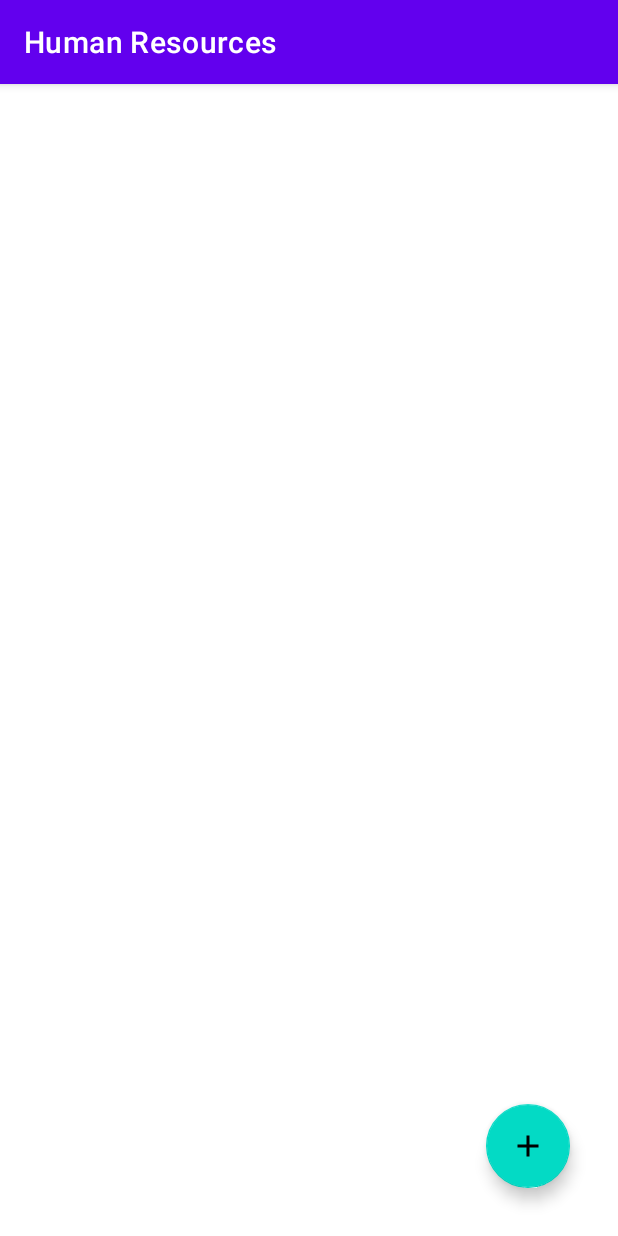
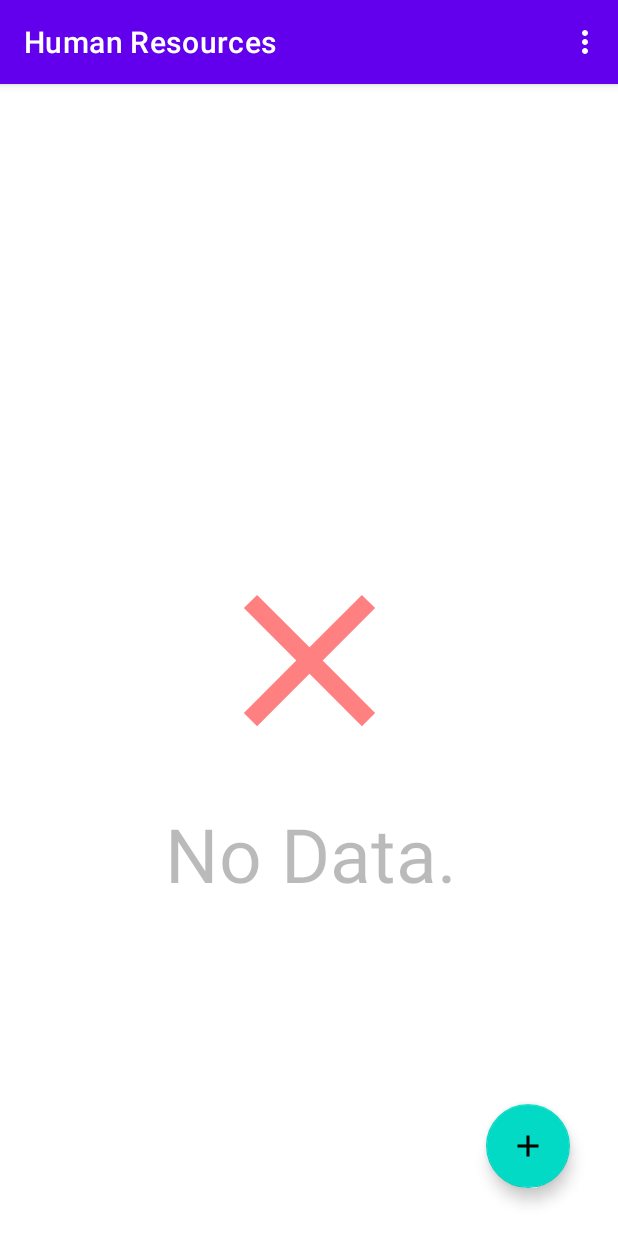
Before and after one commit to 7710407/HumanResources, an Android app: the screen it shows after launch (MainActivity), on a phone screen of 412 x 824 dp. Run offline under Robolectric (Android 15) with nearby library versions, the phone set to English and light mode, and no system bars.

Commit message:
Delete and Delete all functionality were added.

```diff
--- a/app/src/main/AndroidManifest.xml
+++ b/app/src/main/AndroidManifest.xml
@@ -11,7 +11,8 @@
         android:theme="@style/Theme.HumanResources">
         <activity
             android:name=".UpdateActivity"
-            android:exported="false" />
+            android:exported="false"
+            android:parentActivityName=".MainActivity" />
         <activity
             android:name=".AddActivity"
             android:label="Add employee"
--- a/app/src/main/java/com/davtyan/humanresources/CustomAdapter.java
+++ b/app/src/main/java/com/davtyan/humanresources/CustomAdapter.java
@@ -6,6 +6,8 @@ import android.content.Intent;
 import android.view.LayoutInflater;
 import android.view.View;
 import android.view.ViewGroup;
+import android.view.animation.Animation;
+import android.view.animation.AnimationUtils;
 import android.widget.LinearLayout;
 import android.widget.TextView;
 
@@ -19,6 +21,8 @@ public class CustomAdapter extends RecyclerView.Adapter<CustomAdapter.MyViewHold
     private Context context;
     Activity activity;
     private ArrayList<Employee> employees;
+
+    Animation animation;
 
     CustomAdapter(Activity activity, Context context, ArrayList employees) {
         this.activity = activity;
@@ -73,6 +77,8 @@ public class CustomAdapter extends RecyclerView.Adapter<CustomAdapter.MyViewHold
             tvDivision = itemView.findViewById(R.id.tvDivision);
             tvSalary = itemView.findViewById(R.id.tvSalary);
             mainLayout = itemView.findViewById(R.id.mainLayout);
+            animation = AnimationUtils.loadAnimation(context, R.anim.translate_anim);
+            mainLayout.setAnimation(animation);
         }
     }
 }
--- a/app/src/main/java/com/davtyan/humanresources/MainActivity.java
+++ b/app/src/main/java/com/davtyan/humanresources/MainActivity.java
@@ -1,15 +1,22 @@
 package com.davtyan.humanresources;
 
 import androidx.annotation.Nullable;
+import androidx.appcompat.app.AlertDialog;
 import androidx.appcompat.app.AppCompatActivity;
 import androidx.recyclerview.widget.LinearLayoutManager;
 import androidx.recyclerview.widget.RecyclerView;
 
+import android.content.DialogInterface;
 import android.content.Intent;
 import android.database.Cursor;
 import android.os.Bundle;
 import android.preference.PreferenceManager;
+import android.view.Menu;
+import android.view.MenuInflater;
+import android.view.MenuItem;
 import android.view.View;
+import android.widget.ImageView;
+import android.widget.TextView;
 import android.widget.Toast;
 
 import com.google.android.material.floatingactionbutton.FloatingActionButton;
@@ -20,6 +27,8 @@ import java.util.List;
 public class MainActivity extends AppCompatActivity {
 
     RecyclerView rvPeople;
+    ImageView ivNoData;
+    TextView tvNoData;
     FloatingActionButton btnAdd;
     DBHelper dbHelper;
     ArrayList<Employee> employees;
@@ -31,7 +40,8 @@ public class MainActivity extends AppCompatActivity {
         setContentView(R.layout.activity_main);
 
         rvPeople = findViewById(R.id.rvPeople);
-
+        ivNoData = findViewById(R.id.ivNoData);
+        tvNoData = findViewById(R.id.tvNoData);
         btnAdd = findViewById(R.id.btnAdd);
         btnAdd.setOnClickListener(new View.OnClickListener() {
             @Override
@@ -62,7 +72,8 @@ public class MainActivity extends AppCompatActivity {
     void fetchData() {
         Cursor cursor = dbHelper.fetchData();
         if(cursor.getCount() == 0) {
-            Toast.makeText(this, "No data.", Toast.LENGTH_SHORT).show();
+            ivNoData.setVisibility(View.VISIBLE);
+            tvNoData.setVisibility(View.VISIBLE);
         } else {
             while (cursor.moveToNext()) {
                 Employee employee = new Employee();
@@ -72,6 +83,44 @@ public class MainActivity extends AppCompatActivity {
                 employee.setSalary(cursor.getString(3));
                 employees.add(employee);
             }
+            ivNoData.setVisibility(View.GONE);
+            tvNoData.setVisibility(View.GONE);
         }
     }
+
+    @Override
+    public boolean onCreateOptionsMenu(Menu menu) {
+        MenuInflater inflater = getMenuInflater();
+        inflater.inflate(R.menu.hr_menu, menu);
+        return super.onCreateOptionsMenu(menu);
+    }
+
+    @Override
+    public boolean onOptionsItemSelected(MenuItem item) {
+        if(item.getItemId() == R.id.miDeleteAll) {
+            confirmDialog();
+        }
+        return super.onOptionsItemSelected(item);
+    }
+
+    void confirmDialog() {
+        AlertDialog.Builder builder = new AlertDialog.Builder(this);
+        builder.setTitle("Delete All?");
+        builder.setMessage("Are you sure you want to delete all employees?");
+        builder.setPositiveButton("Yes", new DialogInterface.OnClickListener() {
+            @Override
+            public void onClick(DialogInterface dialogInterface, int i) {
+                DBHelper dbHelper = new DBHelper(MainActivity.this);
+                dbHelper.deleteAllEmployeesData();
+                Intent intent = new Intent(MainActivity.this, MainActivity.class);
+                startActivity(intent);
+                finish();
+            }
+        });
+        builder.setNegativeButton("No", new DialogInterface.OnClickListener() {
+            @Override
+            public void onClick(DialogInterface dialogInterface, int i) {}
+        });
+        builder.create().show();
+    }
 }
--- /dev/null
+++ b/app/src/main/res/anim/translate_anim.xml
@@ -0,0 +1,8 @@
+<?xml version="1.0" encoding="utf-8"?>
+<set xmlns:android="http://schemas.android.com/apk/res/android"
+    xmlns:and="http://schemas.android.com/apk/res-auto">
+    <translate
+        android:fromYDelta="100%"
+        android:toYDelta="0%"
+        android:duration="800"/>
+</set>
--- /dev/null
+++ b/app/src/main/res/drawable/ic_baseline_clear_24.xml
@@ -0,0 +1,5 @@
+<vector android:height="24dp" android:tint="#FF0000"
+    android:viewportHeight="24" android:viewportWidth="24"
+    android:width="24dp" xmlns:android="http://schemas.android.com/apk/res/android">
+    <path android:fillColor="@android:color/white" android:pathData="M19,6.41L17.59,5 12,10.59 6.41,5 5,6.41 10.59,12 5,17.59 6.41,19 12,13.41 17.59,19 19,17.59 13.41,12z"/>
+</vector>
--- /dev/null
+++ b/app/src/main/res/drawable/ic_baseline_delete_24.xml
@@ -0,0 +1,5 @@
+<vector android:height="24dp" android:tint="#FFFFFF"
+    android:viewportHeight="24" android:viewportWidth="24"
+    android:width="24dp" xmlns:android="http://schemas.android.com/apk/res/android">
+    <path android:fillColor="@android:color/white" android:pathData="M6,19c0,1.1 0.9,2 2,2h8c1.1,0 2,-0.9 2,-2V7H6v12zM19,4h-3.5l-1,-1h-5l-1,1H5v2h14V4z"/>
+</vector>
--- a/app/src/main/res/layout/activity_main.xml
+++ b/app/src/main/res/layout/activity_main.xml
@@ -20,10 +20,37 @@
 
     <androidx.recyclerview.widget.RecyclerView
         android:id="@+id/rvPeople"
-        android:paddingTop="?attr/actionBarSize"
         android:layout_width="409dp"
         android:layout_height="729dp"
+        android:paddingTop="?attr/actionBarSize"
         app:layout_constraintEnd_toEndOf="parent"
         app:layout_constraintTop_toTopOf="parent" />
 
+    <ImageView
+        android:id="@+id/ivNoData"
+        android:layout_width="150dp"
+        android:layout_height="150dp"
+        android:alpha="0.5"
+        app:layout_constraintBottom_toBottomOf="parent"
+        app:layout_constraintEnd_toEndOf="parent"
+        app:layout_constraintStart_toStartOf="parent"
+        app:layout_constraintTop_toTopOf="@+id/rvPeople"
+        app:srcCompat="@drawable/ic_baseline_clear_24" />
+
+<!--        android:visibility="gone"-->
+    <TextView
+        android:id="@+id/tvNoData"
+        android:layout_width="wrap_content"
+        android:layout_height="wrap_content"
+        android:layout_marginTop="20dp"
+        android:alpha="0.5"
+        android:text="No Data."
+        android:textSize="50sp"
+        app:layout_constraintEnd_toEndOf="parent"
+        app:layout_constraintStart_toStartOf="@+id/rvPeople"
+        app:layout_constraintTop_toBottomOf="@+id/ivNoData" />
+
+
+
+
 </androidx.constraintlayout.widget.ConstraintLayout>
--- /dev/null
+++ b/app/src/main/res/menu/hr_menu.xml
@@ -0,0 +1,9 @@
+<?xml version="1.0" encoding="utf-8"?>
+<menu xmlns:android="http://schemas.android.com/apk/res/android"
+    xmlns:app="http://schemas.android.com/apk/res-auto">
+<item
+    android:id="@+id/miDeleteAll"
+    android:icon="@drawable/ic_baseline_delete_24"
+    android:title="Delete all"
+    app:showAsAction="never"/>
+</menu>
```
Also changed, not shown: app/src/main/java/com/davtyan/humanresources/DBHelper.java (+15 -0 lines), app/src/main/java/com/davtyan/humanresources/UpdateActivity.java (+35 -0 lines), app/src/main/res/layout/activity_update.xml (+12 -0 lines).
